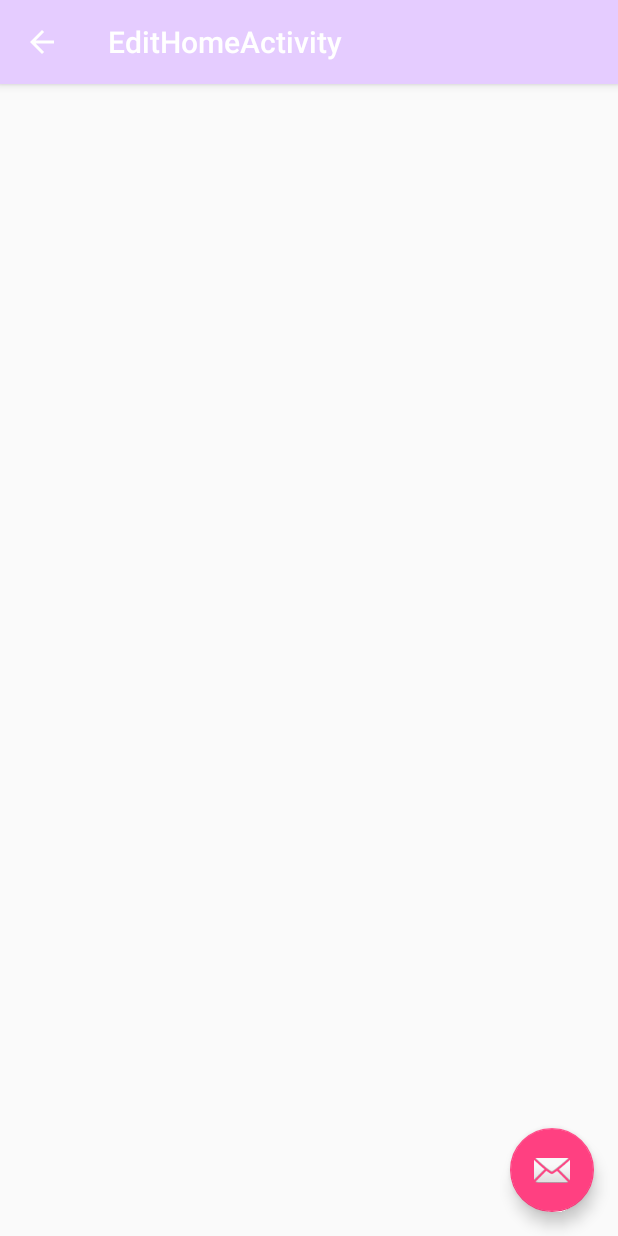
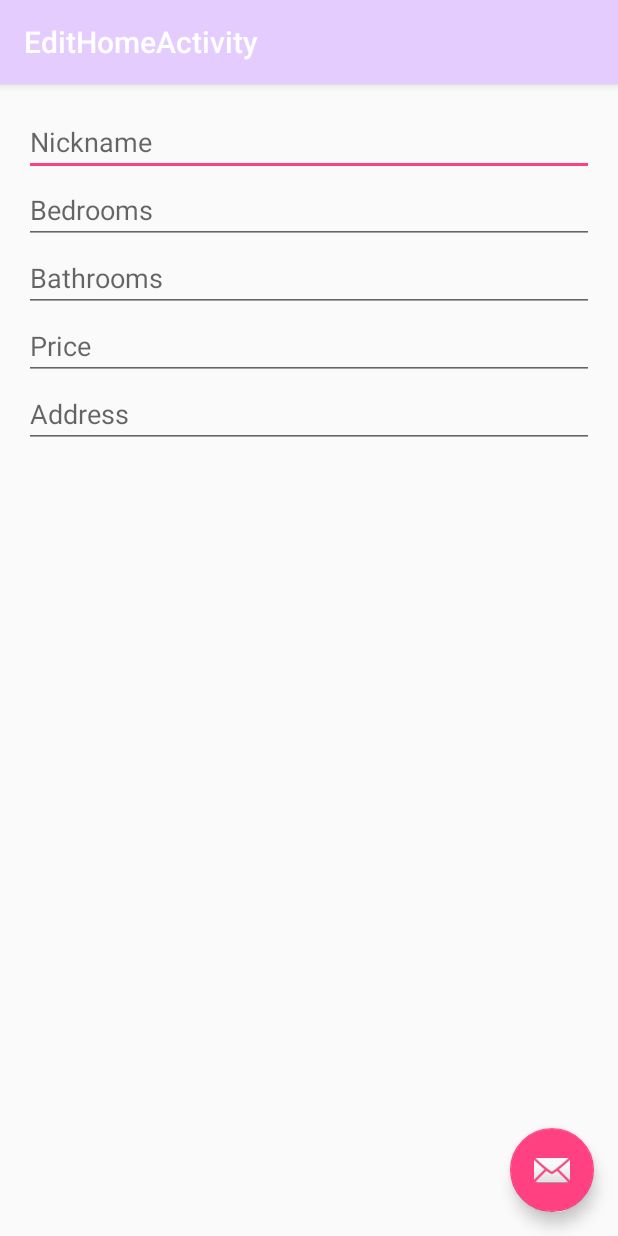
Before and after one commit to dowelc/bow-and-arrow, an Android app: the EditHomeActivity screen opened directly, with no data from a screen before it, on a phone screen of 412 x 824 dp. Run offline under Robolectric (Android 15) with nearby library versions, the phone set to English and light mode, and no system bars.

Commit message:
working on editHome

```diff
--- a/BowandArrow/app/src/main/java/com/winfo/bowandarrow/EditHomeActivity.java
+++ b/BowandArrow/app/src/main/java/com/winfo/bowandarrow/EditHomeActivity.java
@@ -1,6 +1,8 @@
 package com.winfo.bowandarrow;
 
+import android.content.Intent;
 import android.os.Bundle;
+import android.os.Parcelable;
 import android.support.design.widget.FloatingActionButton;
 import android.support.design.widget.Snackbar;
 import android.support.v7.app.AppCompatActivity;
@@ -16,15 +18,8 @@
         Toolbar toolbar = (Toolbar) findViewById(R.id.toolbar);
         setSupportActionBar(toolbar);
 
-        FloatingActionButton fab = (FloatingActionButton) findViewById(R.id.fab);
-        fab.setOnClickListener(new View.OnClickListener() {
-            @Override
-            public void onClick(View view) {
-                Snackbar.make(view, "Replace with your own action", Snackbar.LENGTH_LONG)
-                        .setAction("Action", null).show();
-            }
-        });
-        getSupportActionBar().setDisplayHomeAsUpEnabled(true);
+        Intent intent = getIntent();
+        Parcelable myParcelableObject = (Parcelable) intent.getParcelableExtra("com.winfo.bowandarrow.Home");
     }
 
 }
--- a/BowandArrow/app/src/main/res/layout/content_edit_home.xml
+++ b/BowandArrow/app/src/main/res/layout/content_edit_home.xml
@@ -12,4 +12,60 @@
     tools:context="com.winfo.bowandarrow.EditHomeActivity"
     tools:showIn="@layout/activity_edit_home">
 
+    <?xml version="1.0" encoding="utf-8"?>
+    <ScrollView
+        xmlns:android="http://schemas.android.com/apk/res/android"
+        android:id="@+id/ScrollView01"
+        android:layout_width="wrap_content"
+        android:layout_height="wrap_content"
+        android:scrollbars="vertical">
+    </ScrollView>
+
+    <LinearLayout
+        android:layout_width="fill_parent"
+        android:orientation="vertical"
+        android:layout_height="fill_parent">
+
+        <EditText
+            android:id="@+id/nickname"
+            android:layout_height="wrap_content"
+            android:hint="Nickname"
+            android:inputType="textPersonName"
+            android:layout_width="fill_parent">
+        </EditText>
+
+        <EditText
+            android:id="@+id/bedrooms"
+            android:layout_height="wrap_content"
+            android:hint="Bedrooms"
+            android:inputType="numberDecimal"
+            android:layout_width="fill_parent">
+        </EditText>
+
+        <EditText
+            android:id="@+id/bathrooms"
+            android:layout_height="wrap_content"
+            android:hint="Bathrooms"
+            android:layout_width="fill_parent"
+            android:inputType="numberDecimal">
+        </EditText>
+
+        <EditText
+            android:id="@+id/price"
+            android:layout_height="wrap_content"
+            android:hint="Price"
+            android:inputType="numberDecimal"
+            android:layout_width="fill_parent">
+        </EditText>
+
+        <EditText
+            android:id="@+id/address"
+            android:layout_height="wrap_content"
+            android:hint="Address"
+            android:inputType="textPersonName"
+            android:layout_width="fill_parent">
+        </EditText>
+
+    </LinearLayout>
+
 </RelativeLayout>
```
